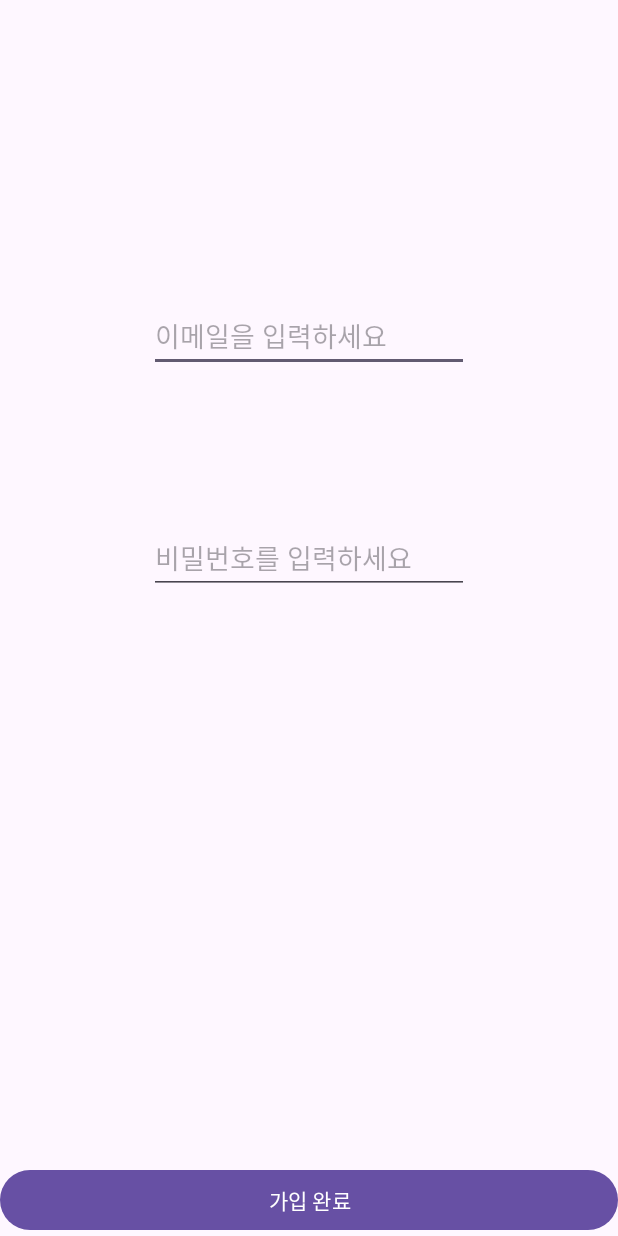
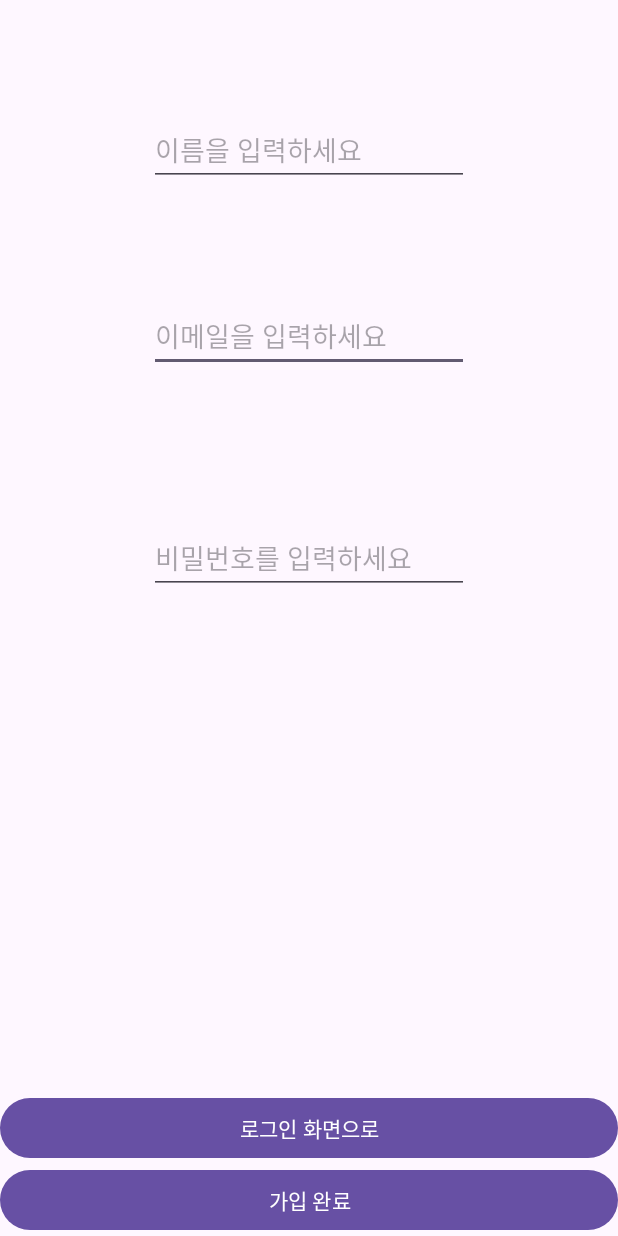
Before and after one commit to mmssyyy/SafeDelivery, an Android app: the RegisterActivity screen opened directly, with no data from a screen before it, on a phone screen of 412 x 824 dp. Run offline under Robolectric (Android 15) with nearby library versions, the phone set to English and light mode, and no system bars; our stand-ins replace Firebase (no records; nobody signed in at launch, a user with empty details on screens opened directly).

Commit message:
login and register2

```diff
--- a/app/src/main/java/com/example/safedelivery/RegisterActivity.java
+++ b/app/src/main/java/com/example/safedelivery/RegisterActivity.java
@@ -1,5 +1,6 @@
 package com.example.safedelivery;
 
+import android.content.Intent;
 import android.os.Bundle;
 import android.view.View;
 import android.widget.Button;
@@ -25,8 +26,8 @@ public class RegisterActivity extends AppCompatActivity {
 
     private FirebaseAuth mFirebaseAuth; // 파이어베이스 인증
     private DatabaseReference mDatabaseRef; // 실시간 데이터베이스
-    private EditText mEtEmail, mEtPwd; // 회원가입 입력필드
-    private Button mBtnRegister; //회원가입 버튼
+    private EditText mEtEmail, mEtPwd, mEtName; // 회원가입 입력필드
+    private Button mBtnRegister, mBtnLogin; //회원가입 버튼
 
 
     @Override
@@ -40,6 +41,8 @@ public class RegisterActivity extends AppCompatActivity {
 
         mEtEmail = findViewById(R.id.et_email);
         mEtPwd = findViewById(R.id.et_pwd);
+        mEtName = findViewById(R.id.et_name);
+        mBtnLogin = findViewById(R.id.btn_login1);
         mBtnRegister = findViewById(R.id.btn_register);
 
         mBtnRegister.setOnClickListener(new View.OnClickListener() {
@@ -48,6 +51,7 @@ public class RegisterActivity extends AppCompatActivity {
                 // 회원가입 처리 시작
                 String strEmail = mEtEmail.getText().toString();
                 String strPwd = mEtPwd.getText().toString();
+                String strName = mEtName.getText().toString(); // 이름 값 가져오기
 
                 //Firebase Auth 진행
                 mFirebaseAuth.createUserWithEmailAndPassword(strEmail, strPwd).addOnCompleteListener(RegisterActivity.this, new OnCompleteListener<AuthResult>() {
@@ -59,6 +63,7 @@ public class RegisterActivity extends AppCompatActivity {
                             account.setIdToken(firebaseUser.getUid());
                             account.setEmailId(firebaseUser.getEmail());
                             account.setPassword(strPwd);
+                            account.setName(strName); // 이름 값 설정
 
                             // setValue : database에 insert 행위
                             mDatabaseRef.child("UserAccount").child(firebaseUser.getUid()).setValue(account);
@@ -73,6 +78,16 @@ public class RegisterActivity extends AppCompatActivity {
             }
         });
 
+        mBtnLogin.setOnClickListener(new View.OnClickListener() {
+            @Override
+            public void onClick(View view) {
+                // 로그인 화면으로 이동
+                Intent intent = new Intent(RegisterActivity.this, LoginActivity.class);
+                startActivity(intent);
+                finish(); // 현재 액티비티 종료 (선택사항)
+            }
+        });
+
         ViewCompat.setOnApplyWindowInsetsListener(findViewById(R.id.main), (v, insets) -> {
             Insets systemBars = insets.getInsets(WindowInsetsCompat.Type.systemBars());
             v.setPadding(systemBars.left, systemBars.top, systemBars.right, systemBars.bottom);
--- a/app/src/main/java/com/example/safedelivery/UserAccount.java
+++ b/app/src/main/java/com/example/safedelivery/UserAccount.java
@@ -7,6 +7,7 @@ public class UserAccount {
     private String idToken; // Firebase Uid (고유 토큰정보)
     private String emailId; // 이메일 아이디
     private String password; // 비밀번호
+    private String name;
 
     public UserAccount() { }
 
@@ -33,4 +34,12 @@ public class UserAccount {
     public void setPassword(String password) {
         this.password = password;
     }
+
+    public String getName() {
+        return name;
+    }
+
+    public void setName(String name) {
+        this.name = name;
+    }
 }
--- a/app/src/main/res/layout/activity_register.xml
+++ b/app/src/main/res/layout/activity_register.xml
@@ -40,4 +40,25 @@
         app:layout_constraintEnd_toEndOf="parent"
         app:layout_constraintStart_toStartOf="parent" />
 
+    <EditText
+        android:id="@+id/et_name"
+        android:layout_width="wrap_content"
+        android:layout_height="wrap_content"
+        android:ems="10"
+        android:inputType="textPersonName"
+        android:hint="이름을 입력하세요"
+        app:layout_constraintBottom_toTopOf="@+id/et_email"
+        app:layout_constraintEnd_toEndOf="parent"
+        app:layout_constraintStart_toStartOf="parent"
+        app:layout_constraintTop_toTopOf="parent" />
+
+    <Button
+        android:id="@+id/btn_login1"
+        android:layout_width="0dp"
+        android:layout_height="wrap_content"
+        android:text="로그인 화면으로"
+        app:layout_constraintBottom_toTopOf="@+id/btn_register"
+        app:layout_constraintEnd_toEndOf="parent"
+        app:layout_constraintStart_toStartOf="parent" />
+
 </androidx.constraintlayout.widget.ConstraintLayout>
```
